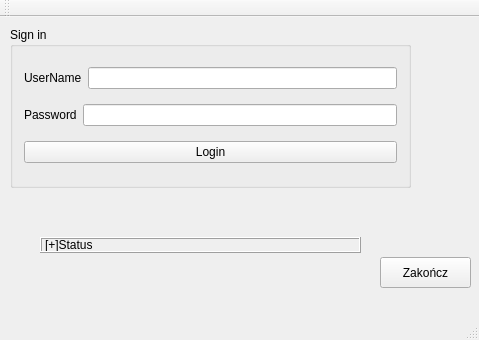
First picture: the form in log_window.ui, repository hjnowakowski/music-player, before the edit.
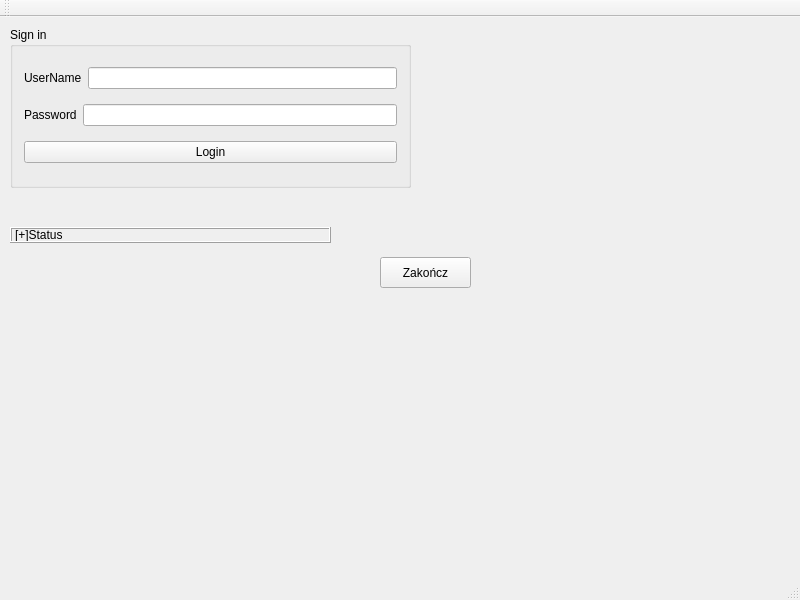
Second picture: the form after the edit.

The edit to the form file:
```diff
--- a/log_window.ui
+++ b/log_window.ui
@@ -6,8 +6,8 @@
    <rect>
     <x>0</x>
     <y>0</y>
-    <width>479</width>
-    <height>340</height>
+    <width>800</width>
+    <height>600</height>
    </rect>
   </property>
   <property name="windowTitle">
@@ -91,8 +91,8 @@
    <widget class="QLabel" name="label">
     <property name="geometry">
      <rect>
-      <x>40</x>
-      <y>220</y>
+      <x>10</x>
+      <y>210</y>
       <width>321</width>
       <height>16</height>
      </rect>
```
Left out of the diff: 4 changed lines with no effect on the pictures.
